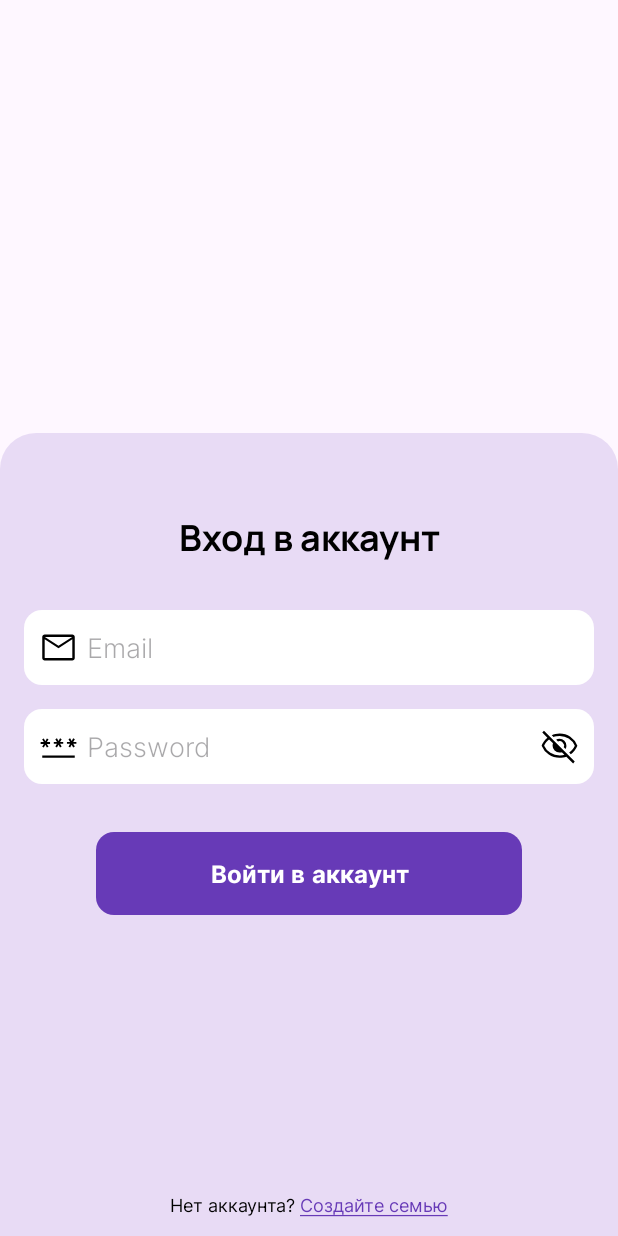
After one commit to xtitaniumx/For-A-Donation, an Android app: the LoginActivity screen opened directly, with no data from a screen before it, on a phone screen of 412 x 824 dp. The commit adds this screen. Run offline under Robolectric (Android 15) with nearby library versions, the phone set to English and light mode, and no system bars.

Commit message:
login activity created

```diff
--- /dev/null
+++ b/app/src/main/java/com/example/donate/presentation/LoginActivity.kt
@@ -0,0 +1,50 @@
+package com.example.donate.presentation
+
+import android.content.Intent
+import android.os.Bundle
+import android.text.InputType
+import android.text.method.PasswordTransformationMethod
+import androidx.appcompat.app.AppCompatActivity
+import com.example.donate.R
+import com.example.donate.databinding.ActivityLoginBinding
+
+class LoginActivity : AppCompatActivity() {
+    private lateinit var binding: ActivityLoginBinding
+    private var showPassword = false
+
+    override fun onCreate(savedInstanceState: Bundle?) {
+        super.onCreate(savedInstanceState)
+        binding = ActivityLoginBinding.inflate(layoutInflater)
+        init()
+        setContentView(binding.root)
+    }
+
+    private fun init() = with(binding) {
+        buttonLogin.setOnClickListener {
+            val intent = Intent(this@LoginActivity, MainActivity::class.java)
+            startActivity(intent)
+        }
+        editTextPassword.setOnLongClickListener {
+            if (showPassword) {
+                editTextPassword.transformationMethod = null
+                editTextPassword.setCompoundDrawablesRelativeWithIntrinsicBounds(
+                    R.drawable.ic_password,
+                    0,
+                    R.drawable.ic_visibility,
+                    0
+                )
+            } else {
+                editTextPassword.transformationMethod = PasswordTransformationMethod()
+                editTextPassword.setCompoundDrawablesRelativeWithIntrinsicBounds(
+                    R.drawable.ic_password,
+                    0,
+                    R.drawable.ic_visibility_off,
+                    0
+                )
+            }
+            showPassword = !showPassword
+            return@setOnLongClickListener true
+        }
+        textCreateFamily.setOnClickListener { finish() }
+    }
+}
--- a/app/src/main/java/com/example/donate/presentation/RegisterActivity.kt
+++ b/app/src/main/java/com/example/donate/presentation/RegisterActivity.kt
@@ -1,5 +1,6 @@
 package com.example.donate.presentation
 
+import android.content.Intent
 import androidx.appcompat.app.AppCompatActivity
 import android.os.Bundle
 import com.example.donate.databinding.ActivityRegisterBinding
@@ -15,6 +16,9 @@ class RegisterActivity : AppCompatActivity() {
     }
 
     private fun init() = with(binding) {
-
+        textSignIn.setOnClickListener {
+            val intent = Intent(this@RegisterActivity, LoginActivity::class.java)
+            startActivity(intent)
+        }
     }
 }
--- a/app/src/main/java/com/example/donate/presentation/TasksFragment.kt
+++ b/app/src/main/java/com/example/donate/presentation/TasksFragment.kt
@@ -8,7 +8,7 @@ import android.view.ViewGroup
 import androidx.recyclerview.widget.LinearLayoutManager
 import com.example.donate.R
 import com.example.donate.databinding.FragmentTasksBinding
-import com.example.donate.model.TaskItem
+import com.example.donate.domain.model.TaskItem
 import com.example.donate.presentation.adapter.TaskAdapter
 
 class TasksFragment : Fragment() {
--- a/app/src/main/java/com/example/donate/presentation/adapter/TaskAdapter.kt
+++ b/app/src/main/java/com/example/donate/presentation/adapter/TaskAdapter.kt
@@ -8,7 +8,7 @@ import androidx.recyclerview.widget.ListAdapter
 import androidx.recyclerview.widget.RecyclerView.ViewHolder
 import com.example.donate.R
 import com.example.donate.databinding.ItemTaskBinding
-import com.example.donate.model.TaskItem
+import com.example.donate.domain.model.TaskItem
 
 class TaskAdapter : ListAdapter<TaskItem, TaskAdapter.Holder>(Comparator()) {
     class Holder(itemView: View) : ViewHolder(itemView) {
--- /dev/null
+++ b/app/src/main/java/com/example/donate/presentation/vm/LoginViewModel.kt
@@ -0,0 +1,7 @@
+package com.example.donate.presentation.vm
+
+import androidx.lifecycle.ViewModel
+
+class LoginViewModel : ViewModel() {
+
+}
--- /dev/null
+++ b/app/src/main/res/drawable/bg_edit_text.xml
@@ -0,0 +1,6 @@
+<?xml version="1.0" encoding="utf-8"?>
+<shape xmlns:android="http://schemas.android.com/apk/res/android"
+    android:shape="rectangle">
+    <solid android:color="@color/white" />
+    <corners android:radius="12dp" />
+</shape>
--- /dev/null
+++ b/app/src/main/res/drawable/ic_email.xml
@@ -0,0 +1,9 @@
+<vector xmlns:android="http://schemas.android.com/apk/res/android"
+    android:width="26dp"
+    android:height="26dp"
+    android:viewportWidth="960"
+    android:viewportHeight="960">
+  <path
+      android:fillColor="#FF000000"
+      android:pathData="M140,800q-24,0 -42,-18t-18,-42L80,220q0,-24 18,-42t42,-18h680q24,0 42,18t18,42v520q0,24 -18,42t-42,18L140,800ZM480,498L140,275v465h680L820,275L480,498ZM480,438 L816,220L145,220l335,218ZM140,275v-55,520 -465Z"/>
+</vector>
--- /dev/null
+++ b/app/src/main/res/drawable/ic_password.xml
@@ -0,0 +1,9 @@
+<vector xmlns:android="http://schemas.android.com/apk/res/android"
+    android:width="26dp"
+    android:height="26dp"
+    android:viewportWidth="960"
+    android:viewportHeight="960">
+  <path
+      android:fillColor="#FF000000"
+      android:pathData="M80,760v-61h800v61L80,760ZM118,506 L78,484 118,416L40,416v-45h78l-40,-68 40,-22 38,67 38,-67 40,22 -40,68h78v45h-78l40,68 -40,22 -38,-67 -38,67ZM442,506 L402,482 442,414h-78v-45h78l-40,-68 40,-22 38,67 38,-67 40,22 -40,68h78v45h-78l40,68 -40,24 -38,-67 -38,67ZM766,506 L726,482 766,414h-78v-45h78l-40,-68 40,-22 38,67 38,-67 40,22 -40,68h78v45h-78l40,68 -40,24 -38,-67 -38,67Z"/>
+</vector>
--- /dev/null
+++ b/app/src/main/res/drawable/ic_profile.xml
@@ -0,0 +1,9 @@
+<vector xmlns:android="http://schemas.android.com/apk/res/android"
+    android:width="30dp"
+    android:height="30dp"
+    android:viewportWidth="960"
+    android:viewportHeight="960">
+  <path
+      android:fillColor="#FF000000"
+      android:pathData="M222,705q63,-44 125,-67.5T480,614q71,0 133.5,23.5T739,705q44,-54 62.5,-109T820,480q0,-145 -97.5,-242.5T480,140q-145,0 -242.5,97.5T140,480q0,61 19,116t63,109ZM479.81,510Q422,510 382.5,470.31q-39.5,-39.69 -39.5,-97.5t39.69,-97.31q39.69,-39.5 97.5,-39.5t97.31,39.69q39.5,39.69 39.5,97.5T577.31,470.5q-39.69,39.5 -97.5,39.5ZM480.47,880Q398,880 325,848.5q-73,-31.5 -127.5,-86t-86,-127.27Q80,562.47 80,479.73T111.5,324.5q31.5,-72.5 86,-127t127.27,-86q72.77,-31.5 155.5,-31.5T635.5,111.5q72.5,31.5 127,86t86,127.03q31.5,72.53 31.5,155T848.5,635q-31.5,73 -86,127.5t-127.03,86q-72.53,31.5 -155,31.5ZM480,820q55,0 107.5,-16T691,748q-51,-36 -104,-55t-107,-19q-54,0 -107,19t-104,55q51,40 103.5,56T480,820ZM480,450q34,0 55.5,-21.5T557,373q0,-34 -21.5,-55.5T480,296q-34,0 -55.5,21.5T403,373q0,34 21.5,55.5T480,450ZM480,373ZM480,747Z"/>
+</vector>
--- /dev/null
+++ b/app/src/main/res/drawable/ic_visibility.xml
@@ -0,0 +1,9 @@
+<vector xmlns:android="http://schemas.android.com/apk/res/android"
+    android:width="26dp"
+    android:height="26dp"
+    android:viewportWidth="960"
+    android:viewportHeight="960">
+  <path
+      android:fillColor="#FF000000"
+      android:pathData="M480.12,630Q551,630 600.5,580.38q49.5,-49.62 49.5,-120.5Q650,389 600.38,339.5q-49.62,-49.5 -120.5,-49.5Q409,290 359.5,339.62q-49.5,49.62 -49.5,120.5Q310,531 359.62,580.5q49.62,49.5 120.5,49.5ZM479.77,572Q433,572 400.5,539.27q-32.5,-32.74 -32.5,-79.5Q368,413 400.73,380.5q32.74,-32.5 79.5,-32.5Q527,348 559.5,380.73q32.5,32.74 32.5,79.5Q592,507 559.27,539.5q-32.74,32.5 -79.5,32.5ZM480,760q-146,0 -264,-83T40,460q58,-134 176,-217t264,-83q146,0 264,83t176,217q-58,134 -176,217t-264,83ZM480,460ZM479.83,700Q601,700 702.5,634.5 804,569 857,460q-53,-109 -154.33,-174.5 -101.33,-65.5 -222.5,-65.5Q359,220 257.5,285.5 156,351 102,460q54,109 155.33,174.5 101.33,65.5 222.5,65.5Z"/>
+</vector>
--- /dev/null
+++ b/app/src/main/res/drawable/ic_visibility_off.xml
@@ -0,0 +1,9 @@
+<vector xmlns:android="http://schemas.android.com/apk/res/android"
+    android:width="26dp"
+    android:height="26dp"
+    android:viewportWidth="960"
+    android:viewportHeight="960">
+  <path
+      android:fillColor="#FF000000"
+      android:pathData="m629,541 l-44,-44q26,-71 -27,-118t-115,-24l-44,-44q17,-11 38,-16t43,-5q71,0 120.5,49.5T650,460q0,22 -5.5,43.5T629,541ZM758,670 L718,630q49,-36 85.5,-80.5T857,460q-50,-111 -150,-175.5T490,220q-42,0 -86,8t-69,19l-46,-47q35,-16 89.5,-28T485,160q143,0 261.5,81.5T920,460q-26,64 -67,117t-95,93ZM816,896L648,731q-35,14 -79,21.5t-89,7.5q-146,0 -265,-81.5T40,460q20,-52 55.5,-101.5T182,264L56,138l42,-43 757,757 -39,44ZM223,306q-37,27 -71.5,71T102,460q51,111 153.5,175.5T488,700q33,0 65,-4t48,-12l-64,-64q-11,5 -27,7.5t-30,2.5q-70,0 -120,-49t-50,-121q0,-15 2.5,-30t7.5,-27l-97,-97ZM528,448ZM412,506Z"/>
+</vector>
--- /dev/null
+++ b/app/src/main/res/layout/activity_login.xml
@@ -0,0 +1,132 @@
+<?xml version="1.0" encoding="utf-8"?>
+<androidx.constraintlayout.widget.ConstraintLayout xmlns:android="http://schemas.android.com/apk/res/android"
+    xmlns:app="http://schemas.android.com/apk/res-auto"
+    xmlns:tools="http://schemas.android.com/tools"
+    android:layout_width="match_parent"
+    android:layout_height="match_parent"
+    tools:context=".presentation.LoginActivity">
+
+    <androidx.constraintlayout.widget.Guideline
+        android:id="@+id/guideLineLoginCard"
+        android:layout_width="wrap_content"
+        android:layout_height="wrap_content"
+        android:orientation="horizontal"
+        app:layout_constraintGuide_percent="0.35" />
+
+    <com.google.android.material.imageview.ShapeableImageView
+        android:id="@+id/imageCardLogin"
+        android:layout_width="0dp"
+        android:layout_height="0dp"
+        android:background="#25673AB7"
+        android:elevation="0dp"
+        app:layout_constraintBottom_toBottomOf="parent"
+        app:layout_constraintEnd_toEndOf="parent"
+        app:layout_constraintStart_toStartOf="parent"
+        app:layout_constraintTop_toTopOf="@+id/guideLineLoginCard"
+        app:shapeAppearance="?attr/shapeAppearanceMediumComponent"
+        app:shapeAppearanceOverlay="@style/ShapeAppearanceOverlay.App.Card.Media" />
+
+    <androidx.constraintlayout.widget.ConstraintLayout
+        android:layout_width="0dp"
+        android:layout_height="0dp"
+        app:layout_constraintBottom_toBottomOf="@id/imageCardLogin"
+        app:layout_constraintEnd_toEndOf="@id/imageCardLogin"
+        app:layout_constraintStart_toStartOf="@id/imageCardLogin"
+        app:layout_constraintTop_toTopOf="@id/guideLineLoginCard">
+
+        <LinearLayout
+            android:layout_width="match_parent"
+            android:layout_height="wrap_content"
+            android:layout_marginStart="16dp"
+            android:layout_marginTop="32dp"
+            android:layout_marginEnd="16dp"
+            android:orientation="vertical"
+            app:layout_constraintBottom_toTopOf="@+id/textCreateFamily"
+            app:layout_constraintEnd_toEndOf="parent"
+            app:layout_constraintStart_toStartOf="parent"
+            app:layout_constraintTop_toTopOf="parent"
+            app:layout_constraintVertical_bias="0.1">
+
+            <TextView
+                android:id="@+id/textLogin"
+                android:layout_width="match_parent"
+                android:layout_height="wrap_content"
+                android:fontFamily="@font/manrope_bold"
+                android:text="Вход в аккаунт"
+                android:textAlignment="center"
+                android:textColor="#000000"
+                android:textSize="24sp" />
+
+            <EditText
+                android:id="@+id/editTextEmail"
+                android:layout_width="match_parent"
+                android:layout_height="wrap_content"
+                android:layout_marginTop="32dp"
+                android:background="@drawable/bg_edit_text"
+                android:drawableStart="@drawable/ic_email"
+                android:drawablePadding="6dp"
+                android:ems="10"
+                android:fontFamily="@font/inter_light"
+                android:hint="Email"
+                android:inputType="textEmailAddress"
+                android:paddingStart="10dp"
+                android:paddingTop="12dp"
+                android:paddingEnd="8dp"
+                android:paddingBottom="12dp"
+                android:singleLine="true" />
+
+            <EditText
+                android:id="@+id/editTextPassword"
+                android:layout_width="match_parent"
+                android:layout_height="wrap_content"
+                android:layout_marginTop="16dp"
+                android:background="@drawable/bg_edit_text"
+                android:drawableStart="@drawable/ic_password"
+                android:drawableEnd="@drawable/ic_visibility_off"
+                android:drawablePadding="6dp"
+                android:ems="10"
+                android:fontFamily="@font/inter_light"
+                android:hint="Password"
+                android:inputType="textPassword"
+                android:paddingStart="10dp"
+                android:paddingTop="12dp"
+                android:paddingEnd="10dp"
+                android:paddingBottom="12dp"
+                android:singleLine="true" />
+
+            <Button
+                android:id="@+id/buttonLogin"
+                android:layout_width="match_parent"
+                android:layout_height="wrap_content"
+                android:layout_marginStart="48dp"
+                android:layout_marginTop="32dp"
+                android:layout_marginEnd="48dp"
+                android:background="@drawable/bg_button"
+                android:fontFamily="@font/inter_bold"
+                android:paddingTop="12dp"
+                android:paddingBottom="12dp"
+                android:text="Войти в аккаунт"
+                android:textSize="16sp" />
+
+        </LinearLayout>
+
+        <TextView
+            android:id="@+id/textCreateFamily"
+            android:layout_width="wrap_content"
+            android:layout_height="wrap_content"
+            android:layout_marginStart="16dp"
+            android:layout_marginEnd="16dp"
+            android:layout_marginBottom="12dp"
+            android:drawablePadding="4dp"
+            android:fontFamily="@font/inter_regular"
+            android:gravity="center_vertical"
+            android:text="@string/no_have_account"
+            android:textColor="#000000"
+            android:textSize="12sp"
+            app:layout_constraintBottom_toBottomOf="parent"
+            app:layout_constraintEnd_toEndOf="parent"
+            app:layout_constraintStart_toStartOf="parent" />
+
+    </androidx.constraintlayout.widget.ConstraintLayout>
+
+</androidx.constraintlayout.widget.ConstraintLayout>
--- a/app/src/main/res/layout/activity_register.xml
+++ b/app/src/main/res/layout/activity_register.xml
@@ -36,7 +36,7 @@
         app:layout_constraintGuide_percent="0.7" />
 
     <com.google.android.material.imageview.ShapeableImageView
-        android:id="@+id/cardRegister"
+        android:id="@+id/imageCardRegister"
         android:layout_width="0dp"
         android:layout_height="0dp"
         android:background="#25673AB7"
@@ -51,10 +51,10 @@
     <androidx.constraintlayout.widget.ConstraintLayout
         android:layout_width="0dp"
         android:layout_height="0dp"
-        app:layout_constraintBottom_toBottomOf="@+id/cardRegister"
-        app:layout_constraintEnd_toEndOf="parent"
-        app:layout_constraintStart_toStartOf="@+id/cardRegister"
-        app:layout_constraintTop_toTopOf="@+id/guideLineRegisterCard">
+        app:layout_constraintBottom_toBottomOf="@+id/imageCardRegister"
+        app:layout_constraintEnd_toEndOf="@id/imageCardRegister"
+        app:layout_constraintStart_toStartOf="@+id/imageCardRegister"
+        app:layout_constraintTop_toTopOf="@id/guideLineRegisterCard">
 
         <LinearLayout
             android:layout_width="match_parent"
@@ -64,7 +64,7 @@
             android:layout_marginEnd="64dp"
             android:layout_marginBottom="8dp"
             android:orientation="vertical"
-            app:layout_constraintBottom_toTopOf="@+id/txtSignIn"
+            app:layout_constraintBottom_toTopOf="@+id/textSignIn"
             app:layout_constraintEnd_toEndOf="parent"
             app:layout_constraintStart_toStartOf="parent"
             app:layout_constraintTop_toTopOf="parent">
@@ -95,7 +95,7 @@
         </LinearLayout>
 
         <TextView
-            android:id="@+id/txtSignIn"
+            android:id="@+id/textSignIn"
             android:layout_width="wrap_content"
             android:layout_height="wrap_content"
             android:layout_marginStart="16dp"
--- a/app/src/main/res/values/strings.xml
+++ b/app/src/main/res/values/strings.xml
@@ -1,5 +1,8 @@
 <resources>
     <string name="app_name">За донат</string>
+
+    <!-- Login Activity -->
+    <string name="no_have_account">Нет аккаунта? <u><font color='#673AB7'>Создайте семью</font></u></string>
 
     <!-- Main Activity -->
     <string name="tasks_menu">Мои задачи</string>
--- a/app/src/main/java/com/example/donate/model/TaskItem.kt
+++ b/domain/src/main/java/com/example/donate/domain/model/TaskItem.kt
@@ -1,4 +1,4 @@
-package com.example.donate.model
+package com.example.donate.domain.model
 
 data class TaskItem(
     val name: String,
```
Also changed, not shown: app/src/main/AndroidManifest.xml (+6 -2 lines).
